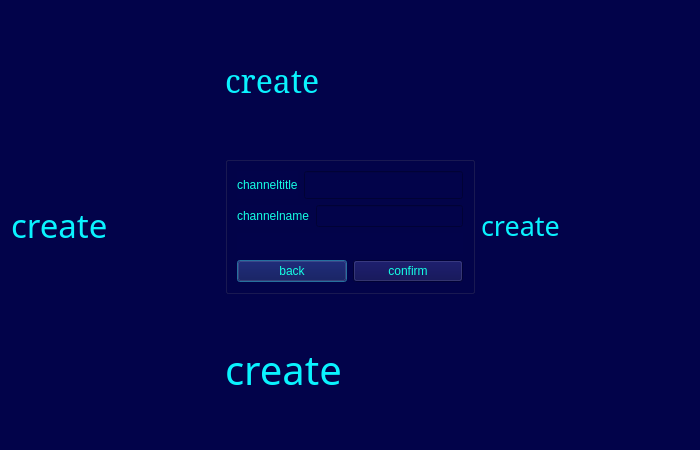
First picture: the form in massenger/createchannel_dialog.ui, repository MahanBeidokhti/AP-Messenger, before the edit.
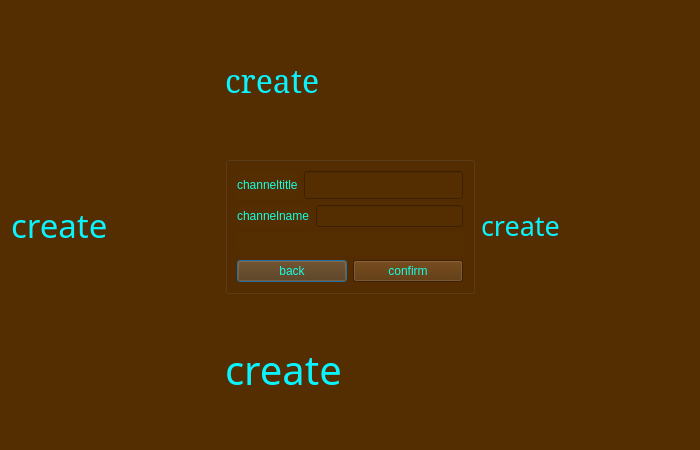
Second picture: the form after the edit.

The edit to the form file:
```diff
--- a/massenger/createchannel_dialog.ui
+++ b/massenger/createchannel_dialog.ui
@@ -15,7 +15,7 @@
   </property>
   <property name="styleSheet">
    <string notr="true">color: rgb(10, 243, 255);
-background-color: rgb(2, 3, 74);</string>
+background-color: rgb(84, 45, 1);</string>
   </property>
   <layout class="QGridLayout" name="gridLayout">
    <item row="0" column="0" rowspan="3">
```
